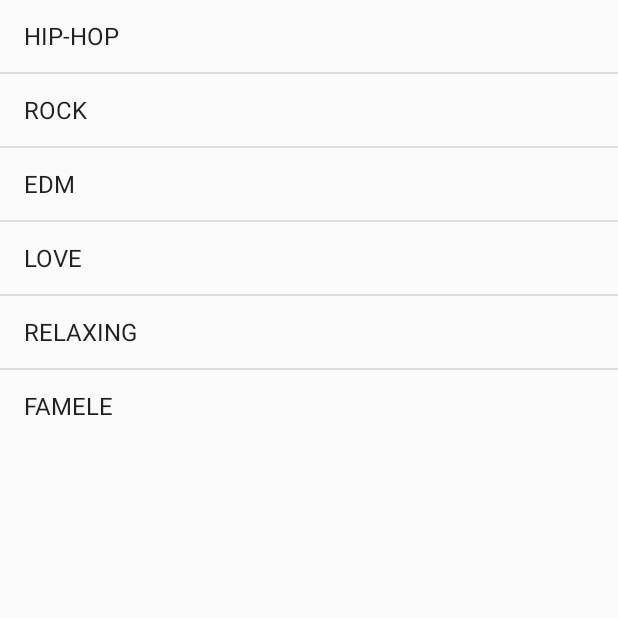
After one commit to farahfitriavidaa/tubesandroid, an Android app: the caridua screen opened directly, with no data from a screen before it, on a phone screen of 412 x 824 dp, the top half of it. The commit adds this screen. Run offline under Robolectric (Android 15) with nearby library versions, the phone set to English and light mode, and no system bars.

Commit message:
ha hi TampilanLogin Tambahan ayo bisa bisaaa bisaaaaa bisa bulat sukses cari cari lagi tambah lagi cari push aya cariduaa

```diff
--- a/app/src/main/AndroidManifest.xml
+++ b/app/src/main/AndroidManifest.xml
@@ -17,7 +17,8 @@
         <activity android:name=".Registrasi"></activity>
         <activity android:name=".Play"></activity>
         <activity android:name=".Edit"></activity>
-        <activity android:name=".Cari"></activity>
+        <activity android:name=".caridua"></activity>
+
         <activity android:name=".MainActivity">
             <intent-filter>
                 <action android:name="android.intent.action.MAIN" />
--- /dev/null
+++ b/app/src/main/java/id/ac/telkomuniversity/vsi3f4/tubesandroid/caridua.java
@@ -0,0 +1,55 @@
+package id.ac.telkomuniversity.vsi3f4.tubesandroid;
+
+import android.app.Activity;
+import android.os.Bundle;
+import android.view.Menu;
+import android.view.MenuInflater;
+import android.view.MenuItem;
+import android.widget.ArrayAdapter;
+import android.widget.ListView;
+import android.widget.SearchView;
+
+import java.util.ArrayList;
+import java.util.Arrays;
+
+public class caridua extends Activity {
+
+    ArrayAdapter<String> adapter;
+    @Override
+    protected void onCreate(Bundle savedInstanceState) {
+        super.onCreate(savedInstanceState);
+        setContentView(R.layout.caridua);
+
+        ListView listView = (ListView)findViewById(R.id.listview);
+        ArrayList<String> arrayList = new ArrayList<>();
+        arrayList.addAll(Arrays.asList(getResources().getStringArray(R.array.array_country)));
+        adapter = new ArrayAdapter<String>(
+                caridua.this,
+                android.R.layout.simple_list_item_1,
+                arrayList);
+        listView.setAdapter(adapter);
+    }
+
+    @Override
+    public boolean onCreateOptionsMenu(Menu menu) {
+        MenuInflater inflater = getMenuInflater();
+        inflater.inflate(R.menu.menu_serach,menu);
+        MenuItem item = menu.findItem(R.id.menuSearch);
+        android.widget.SearchView searchView = (android.widget.SearchView)item.getActionView();
+
+        searchView.setOnQueryTextListener(new SearchView.OnQueryTextListener() {
+            @Override
+            public boolean onQueryTextSubmit(String query) {
+                return false;
+            }
+
+            @Override
+            public boolean onQueryTextChange(String newText) {
+                adapter.getFilter().filter(newText);
+                return false;
+            }
+        });
+
+        return super.onCreateOptionsMenu(menu);
+    }
+}
--- a/app/src/main/res/layout/activity_main.xml
+++ b/app/src/main/res/layout/activity_main.xml
@@ -62,6 +62,12 @@
             android:layout_width="match_parent"
             android:layout_height="wrap_content"
             android:text="Favorit" />
+
+        <Button
+            android:id="@+id/caridua"
+            android:layout_width="match_parent"
+            android:layout_height="wrap_content"
+            android:text="CARIDUA" />
     </LinearLayout>
 
 </androidx.constraintlayout.widget.ConstraintLayout>
--- /dev/null
+++ b/app/src/main/res/layout/caridua.xml
@@ -0,0 +1,21 @@
+<?xml version="1.0" encoding="utf-8"?>
+<LinearLayout xmlns:android="http://schemas.android.com/apk/res/android"
+    xmlns:app="http://schemas.android.com/apk/res-auto"
+    xmlns:tools="http://schemas.android.com/tools"
+    android:layout_width="match_parent"
+    android:layout_height="match_parent"
+    tools:context=".caridua">
+
+    <ListView
+
+        android:id="@+id/listview"
+
+        android:layout_width="wrap_content"
+
+        android:layout_height="wrap_content"
+
+        android:layout_weight="1"
+        app:layout_constraintBottom_toBottomOf="parent"
+        app:layout_constraintTop_toTopOf="parent"></ListView>
+
+</LinearLayout>
--- /dev/null
+++ b/app/src/main/res/menu/menu_serach.xml
@@ -0,0 +1,12 @@
+<?xml version="1.0" encoding="utf-8"?>
+<menu xmlns:android="http://schemas.android.com/apk/res/android"
+    xmlns:app="http://schemas.android.com/apk/res-auto">
+
+    <item
+        android:id="@+id/menuSearch"
+        android:title="Search"
+        android:icon="@android:drawable/ic_menu_search"
+        app:actionViewClass="android.widget.SearchView"
+        app:showAsAction="always"></item>
+
+</menu>
--- a/app/src/main/res/values/strings.xml
+++ b/app/src/main/res/values/strings.xml
@@ -24,5 +24,13 @@
     <string name="cari7">Relaxing</string>
     <string name="cari8">Famele</string>
 
+    <string-array name="array_country">
+        <item>HIP-HOP</item>
+        <item>ROCK</item>
+        <item>EDM</item>
+        <item>LOVE</item>
+        <item>RELAXING</item>
+        <item>FAMELE</item>
+    </string-array>
 
 </resources>
```
Also changed, not shown: app/src/main/java/id/ac/telkomuniversity/vsi3f4/tubesandroid/MainActivity.java (+10 -0 lines).
